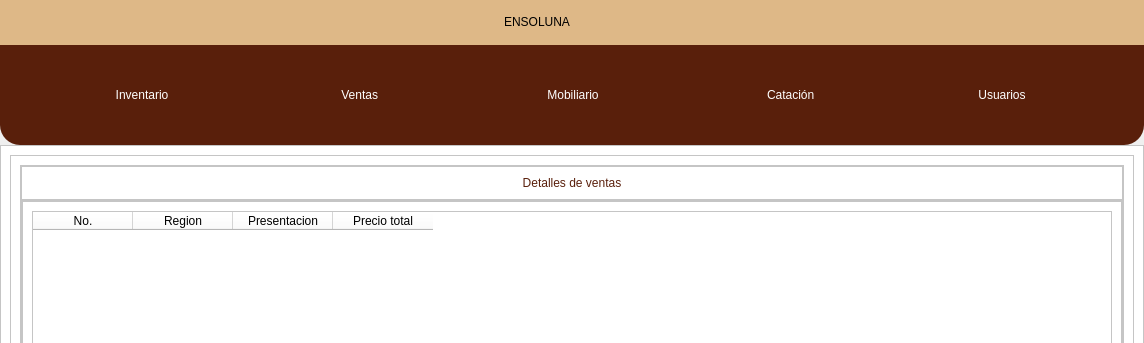
First picture: the form in views/designs/DB1.ui, repository andree-ro/BaseDatosEnsoluna, before the edit; both pictures show x 0 to 1144 and y 0 to 343 of the 1144 by 856 pixel window.
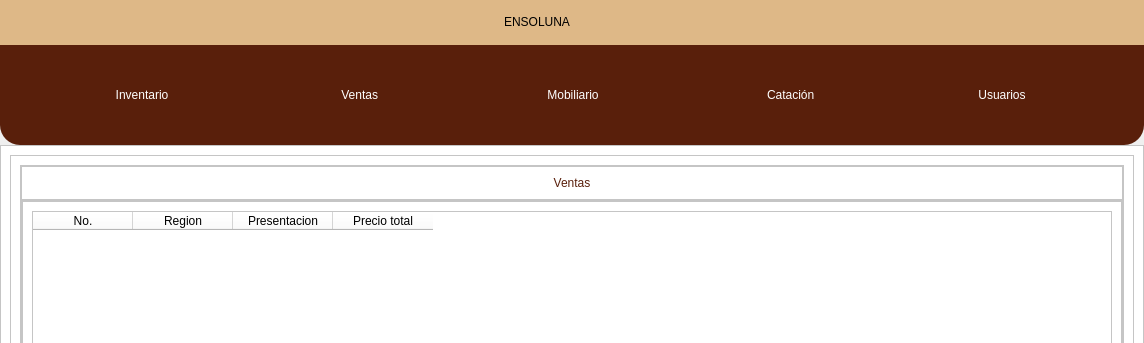
Second picture: the form after the edit. Icons and pictures are not drawn.

Commit message: Ventana emergente, ultimos arreglos

Patch:
```diff
--- a/views/designs/DB1.ui
+++ b/views/designs/DB1.ui
@@ -7655,7 +7655,7 @@
 font: 75 12pt &quot;Open Sans Semibold&quot;</string>
                       </property>
                       <property name="text">
-                       <string>Detalles de ventas</string>
+                       <string>Ventas</string>
                       </property>
                       <property name="alignment">
                        <set>Qt::AlignCenter</set>
```
The commit also changes 1 other file.
